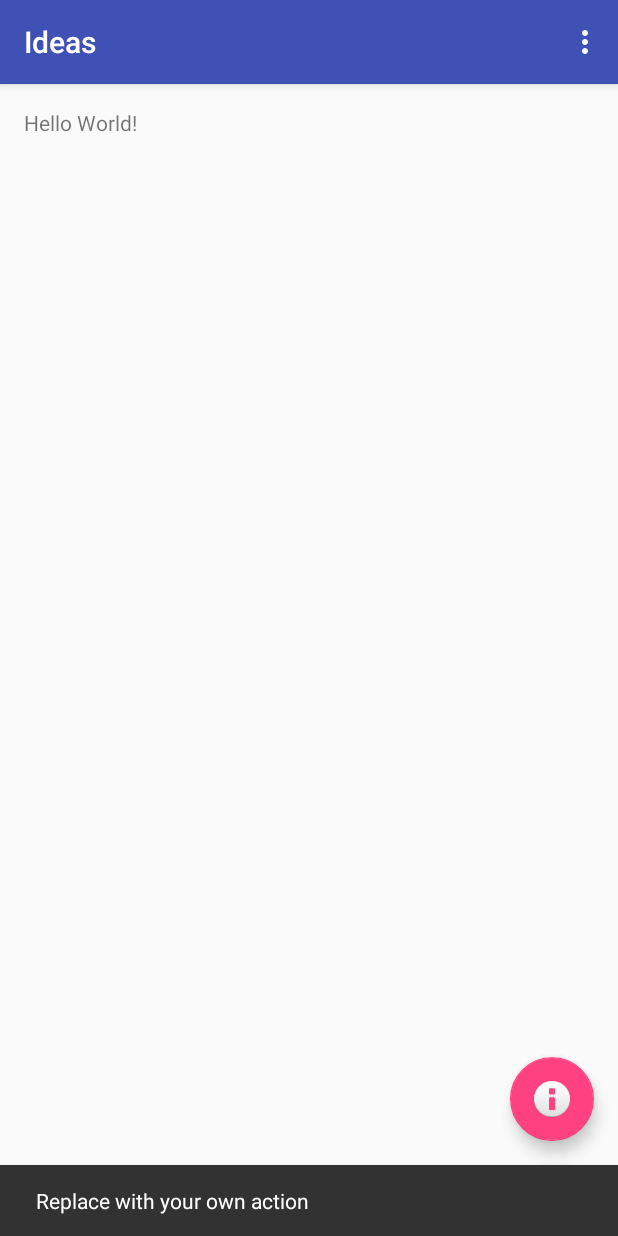
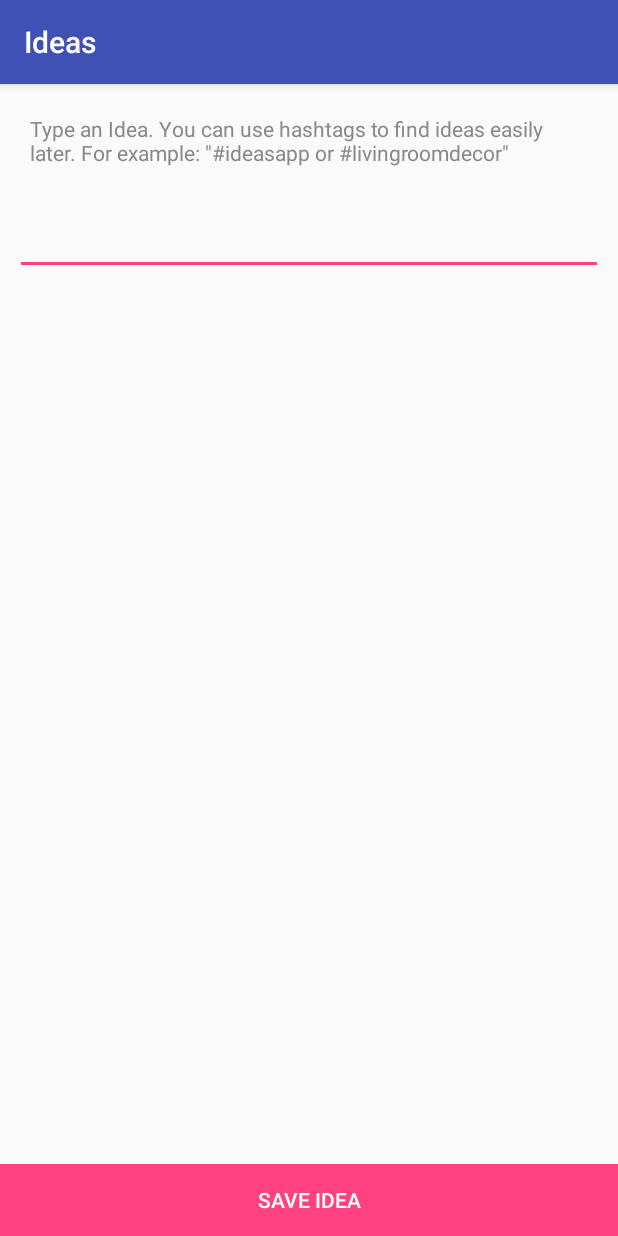
Before and after one commit to sashib/appwallah, an Android app: the screen it shows after launch (MainActivity before the commit, NewIdeaActivity after it), after a tap on an icon or button, on a phone screen of 412 x 824 dp. Run offline under Robolectric (Android 15) with nearby library versions, the phone set to English and light mode, and no system bars.

Commit message:
added + layout

```diff
--- a/Ideas/app/src/main/AndroidManifest.xml
+++ b/Ideas/app/src/main/AndroidManifest.xml
@@ -18,6 +18,7 @@
                 <category android:name="android.intent.category.LAUNCHER" />
             </intent-filter>
         </activity>
+        <activity android:name=".NewIdeaActivity"></activity>
     </application>
 
 </manifest>
--- a/Ideas/app/src/main/java/com/appwallah/ideas/MainActivity.java
+++ b/Ideas/app/src/main/java/com/appwallah/ideas/MainActivity.java
@@ -1,5 +1,6 @@
 package com.appwallah.ideas;
 
+import android.content.Intent;
 import android.os.Bundle;
 import android.support.design.widget.FloatingActionButton;
 import android.support.design.widget.Snackbar;
@@ -10,6 +11,8 @@ import android.view.Menu;
 import android.view.MenuItem;
 
 public class MainActivity extends AppCompatActivity {
+
+    private static final int REQUEST_NEW_IDEA = 1;
 
     @Override
     protected void onCreate(Bundle savedInstanceState) {
@@ -22,8 +25,9 @@ public class MainActivity extends AppCompatActivity {
         fab.setOnClickListener(new View.OnClickListener() {
             @Override
             public void onClick(View view) {
-                Snackbar.make(view, "Replace with your own action", Snackbar.LENGTH_LONG)
-                        .setAction("Action", null).show();
+                //Snackbar.make(view, "Replace with your own action", Snackbar.LENGTH_LONG)
+                //        .setAction("Action", null).show();
+                showNewIdea();
             }
         });
     }
@@ -49,4 +53,9 @@ public class MainActivity extends AppCompatActivity {
 
         return super.onOptionsItemSelected(item);
     }
+
+    public void showNewIdea() {
+        Intent intent = new Intent(this, NewIdeaActivity.class);
+        startActivityForResult(intent, REQUEST_NEW_IDEA);
+    }
 }
--- /dev/null
+++ b/Ideas/app/src/main/java/com/appwallah/ideas/NewIdeaActivity.java
@@ -0,0 +1,13 @@
+package com.appwallah.ideas;
+
+import android.support.v7.app.AppCompatActivity;
+import android.os.Bundle;
+
+public class NewIdeaActivity extends AppCompatActivity {
+
+    @Override
+    protected void onCreate(Bundle savedInstanceState) {
+        super.onCreate(savedInstanceState);
+        setContentView(R.layout.activity_new_idea);
+    }
+}
--- a/Ideas/app/src/main/res/layout/activity_main.xml
+++ b/Ideas/app/src/main/res/layout/activity_main.xml
@@ -29,6 +29,6 @@
         android:layout_height="wrap_content"
         android:layout_gravity="bottom|end"
         android:layout_margin="@dimen/fab_margin"
-        android:src="@android:drawable/ic_dialog_info"/>
+        android:src="@drawable/ic_content_add"/>
 
 </android.support.design.widget.CoordinatorLayout>
--- /dev/null
+++ b/Ideas/app/src/main/res/layout/activity_new_idea.xml
@@ -0,0 +1,35 @@
+<?xml version="1.0" encoding="utf-8"?>
+<RelativeLayout xmlns:android="http://schemas.android.com/apk/res/android"
+    xmlns:tools="http://schemas.android.com/tools"
+    android:layout_width="match_parent"
+    android:layout_height="match_parent"
+    tools:context="com.appwallah.ideas.NewIdeaActivity">
+    <TextView
+        android:id="@+id/label"
+        android:layout_width="match_parent"
+        android:layout_height="wrap_content"
+        android:padding="10dp"
+        android:layout_margin="10dp"
+        android:textSize="14sp"
+        android:textColor="@color/light_gray"
+        android:text="@string/new_idea_label"/>
+    <EditText
+        android:layout_width="match_parent"
+        android:layout_height="wrap_content"
+        android:layout_below="@+id/label"
+        android:padding="10dp"
+        android:layout_margin="10dp"
+        android:layout_marginTop="10dp"
+        android:minLines="5"
+        android:lines="5"
+        android:textSize="16sp"
+        android:inputType="textAutoComplete"/>
+    <Button
+        android:layout_width="match_parent"
+        android:layout_height="wrap_content"
+        android:layout_alignParentBottom="true"
+        android:padding="10dp"
+        android:text="@string/label_save"
+        android:textColor="@android:color/white"
+        android:background="@color/pink"/>
+</RelativeLayout>
--- a/Ideas/app/src/main/res/values/colors.xml
+++ b/Ideas/app/src/main/res/values/colors.xml
@@ -3,4 +3,6 @@
     <color name="colorPrimary">#3F51B5</color>
     <color name="colorPrimaryDark">#303F9F</color>
     <color name="colorAccent">#FF4081</color>
+    <color name="light_gray">#888888</color>
+    <color name="pink">#FF4081</color>
 </resources>
--- a/Ideas/app/src/main/res/values/strings.xml
+++ b/Ideas/app/src/main/res/values/strings.xml
@@ -1,4 +1,6 @@
 <resources>
     <string name="app_name">Ideas</string>
     <string name="action_settings">Settings</string>
+    <string name="new_idea_label">Type an Idea. You can use hashtags to find ideas easily later. For example: \"#ideasapp or #livingroomdecor\"</string>
+    <string name="label_save">Save Idea</string>
 </resources>
```
